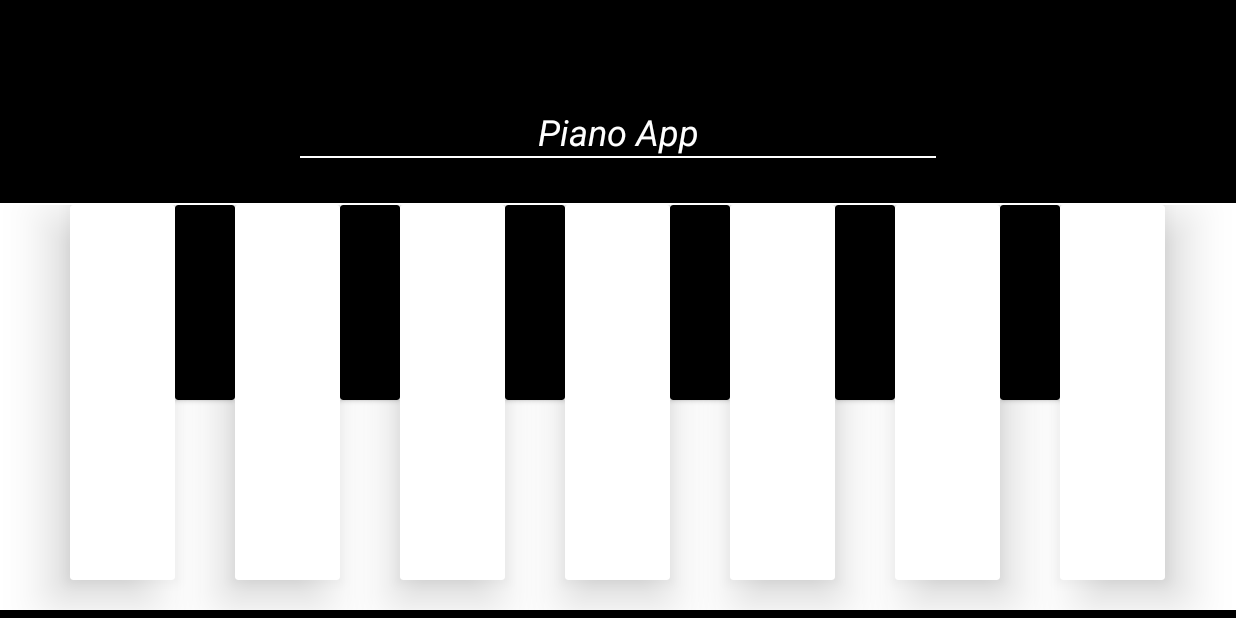
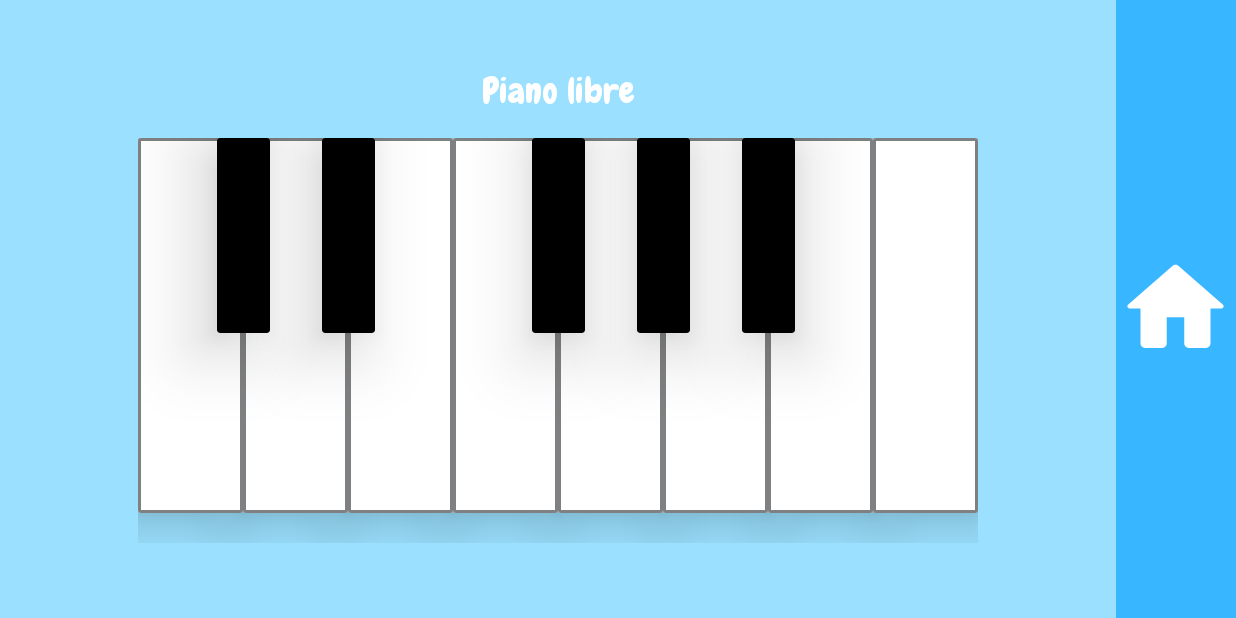
Before and after one commit to Isa2604/Lab.DisMov, an Android app: the Piano screen opened directly, with no data from a screen before it, on a phone screen of 824 x 412 dp (held sideways). Run offline under Robolectric (Android 15) with nearby library versions, the phone set to English and light mode, and no system bars.

Commit message:
Cmabios en juego PIANO

```diff
--- a/app/src/main/java/com/example/playground/Piano.java
+++ b/app/src/main/java/com/example/playground/Piano.java
@@ -15,7 +15,7 @@ public class Piano extends AppCompatActivity {
     MediaPlayer music,music2,music3,music4,music5,music6,music7;
     private SoundPool soundPool;
     private Integer integerSoundIDa,integerSoundIDb,integerSoundIDc,integerSoundIDd,integerSoundIDe,integerSoundIDf,integerSoundIDg,
-            integerSoundBlack,integerSoundBlack2,integerSoundBlack3,integerSoundBlack4,integerSoundBlack5,integerSoundBlack6;
+            integerSoundBlack,integerSoundBlack2,integerSoundBlack3,integerSoundBlack4,integerSoundBlack5,integerSoundBlack6,integerSoundIDh;
     private float floatSpeed = 1.0f;
 
 
@@ -27,13 +27,14 @@ public class Piano extends AppCompatActivity {
 
         SoundPool.Builder builder = new SoundPool.Builder();
         soundPool = builder.build();
-        integerSoundIDa = soundPool.load(this,R.raw.c,1);
-        integerSoundIDb = soundPool.load(this,R.raw.d,1);
-        integerSoundIDc = soundPool.load(this,R.raw.e,1);
-        integerSoundIDd = soundPool.load(this,R.raw.f,1);
-        integerSoundIDe = soundPool.load(this,R.raw.g,1);
-        integerSoundIDf = soundPool.load(this,R.raw.a,1);
-        integerSoundIDg = soundPool.load(this,R.raw.b,1);
+        integerSoundIDa = soundPool.load(this,R.raw.a,1);
+        integerSoundIDb = soundPool.load(this,R.raw.b,1);
+        integerSoundIDc = soundPool.load(this,R.raw.c,1);
+        integerSoundIDd = soundPool.load(this,R.raw.d,1);
+        integerSoundIDe = soundPool.load(this,R.raw.e,1);
+        integerSoundIDf = soundPool.load(this,R.raw.f,1);
+        integerSoundIDg = soundPool.load(this,R.raw.g,1);
+        integerSoundIDh = soundPool.load(this,R.raw.h,1);
         integerSoundBlack = soundPool.load(this,R.raw.a_hash,1);
         integerSoundBlack2 = soundPool.load(this,R.raw.c_hash,1);
         integerSoundBlack3 = soundPool.load(this,R.raw.d_hash,1);
@@ -55,31 +56,33 @@ public class Piano extends AppCompatActivity {
         });
     }
 
-    public void music(View view){
+    public void la(View view){
         soundPool.play(integerSoundIDa,1,1,1,0,floatSpeed);
     }
 
-    public void music2(View view){
+    public void si(View view){
         soundPool.play(integerSoundIDb,1,1,1,0,floatSpeed);
     }
 
-    public void music3(View view){
+    public void ddo(View view){
         soundPool.play(integerSoundIDc,1,1,1,0,floatSpeed);
     }
 
-    public void music4(View view){
+    public void re(View view){
         soundPool.play(integerSoundIDd,1,1,1,0,floatSpeed);
     }
 
-    public void music5(View view){
+    public void mi(View view){
         soundPool.play(integerSoundIDe,1,1,1,0,floatSpeed);
     }
 
-    public void music6(View view){
+    public void fa(View view){
         soundPool.play(integerSoundIDf,1,1,1,0,floatSpeed);
     }
-
-    public void music7(View view){
+    public void dddo(View view){
+        soundPool.play(integerSoundIDh,1,1,1,0,floatSpeed);
+    }
+    public void sol(View view){
         soundPool.play(integerSoundIDg,1,1,1,0,floatSpeed);
     }
 
--- /dev/null
+++ b/app/src/main/res/drawable/key_border_white.xml
@@ -0,0 +1,7 @@
+<shape xmlns:android="http://schemas.android.com/apk/res/android"
+    android:shape="rectangle">
+    <solid android:color="@android:color/transparent" />
+    <stroke
+        android:width="2dp"
+        android:color="@color/gray" /> <!-- Cambia el color y el ancho del borde según lo necesites -->
+</shape>
--- a/app/src/main/res/layout/catbounce_layout.xml
+++ b/app/src/main/res/layout/catbounce_layout.xml
@@ -68,18 +68,18 @@
 
     <View
         android:id="@+id/view2"
-        android:layout_width="wrap_content"
-        android:layout_height="80dp"
+        android:layout_width="match_parent"
+        android:layout_height="56dp"
         android:layout_alignParentBottom="true"
-        android:background="@color/azul_logos"
+        android:background="@color/catbounce_barra"
         app:layout_constraintBottom_toBottomOf="parent"
         app:layout_constraintEnd_toEndOf="parent"
         app:layout_constraintStart_toStartOf="parent" />
 
     <Button
         android:id="@+id/button13"
-        android:layout_width="70dp"
-        android:layout_height="70dp"
+        android:layout_width="57dp"
+        android:layout_height="52dp"
         android:layout_alignParentBottom="true"
         android:layout_centerInParent="true"
         android:background="@drawable/ic_home"
--- a/app/src/main/res/layout/piano_layout.xml
+++ b/app/src/main/res/layout/piano_layout.xml
@@ -1,4 +1,5 @@
 <?xml version="1.0" encoding="utf-8"?>
+
 <LinearLayout
     xmlns:android="http://schemas.android.com/apk/res/android"
     xmlns:app="http://schemas.android.com/apk/res-auto"
@@ -6,150 +7,189 @@
     android:layout_width="match_parent"
     android:layout_height="match_parent"
     android:background="@color/black"
-    android:orientation="vertical"
-    android:gravity="bottom"
+    android:orientation="horizontal"
     tools:context=".MainActivity">
+
+    <LinearLayout
+        android:layout_width="0dp"
+        android:layout_height="match_parent"
+        android:layout_weight="1"
+        android:background="@color/azul_fondo"
+        android:gravity="center"
+        android:orientation="vertical">
 
         <TextView
             android:layout_width="match_parent"
-        android:layout_height="wrap_content"
-        android:text="Piano App"
+            android:layout_height="47dp"
+            android:fontFamily="@font/chewy"
+            android:text="Piano libre"
+            android:textAlignment="center"
             android:textColor="#FFFFFF"
-        android:textStyle="italic"
-        android:textSize="24sp"
-        android:textAlignment="center"
-        />
+            android:textSize="24sp" />
 
-    <View
-        android:layout_width="match_parent"
-        android:layout_height="1dp"
-        android:layout_marginBottom="30dp"
-        android:layout_marginStart="200dp"
-        android:layout_marginEnd="200dp"
-        android:background="@color/white"/>
+        <FrameLayout
+            android:layout_width="560dp"
+            android:layout_height="270dp"
+            android:layout_marginBottom="5dp"
+            android:background="@color/azul_fondo"
+            android:gravity="center"
+            android:orientation="horizontal">
 
-    <View
-        android:layout_width="match_parent"
-        android:layout_height="1dp"
-        android:background="@color/white"/>
+            <androidx.cardview.widget.CardView
+                android:layout_width="35dp"
+                android:layout_height="130dp"
+                android:layout_marginBottom="70dp"
+                android:layout_marginLeft="52.5dp"
+                android:backgroundTint="@color/black"
+                android:onClick="black"
+                app:cardElevation="30dp" />
+            <androidx.cardview.widget.CardView
+                android:layout_width="35dp"
+                android:layout_height="130dp"
+                android:layout_marginBottom="70dp"
+                android:layout_marginLeft="122.5dp"
+                android:backgroundTint="@color/black"
+                android:onClick="black2"
+                app:cardElevation="30dp"/>
 
-    <LinearLayout
-        android:layout_width="match_parent"
-        android:orientation="horizontal"
-        android:gravity="center_horizontal"
-        android:layout_marginBottom="5dp"
-        android:background="@color/white"
-        android:layout_height="270dp">
+            <androidx.cardview.widget.CardView
+                android:layout_width="35dp"
+                android:layout_height="130dp"
+                android:layout_marginBottom="70dp"
+                android:layout_marginLeft="262.5dp"
+                android:backgroundTint="@color/black"
+                android:onClick="black3"
+                app:cardElevation="30dp"/>
+
+            <androidx.cardview.widget.CardView
+                android:layout_width="35dp"
+                android:layout_height="130dp"
+                android:layout_marginBottom="70dp"
+                android:layout_marginLeft="332.5dp"
+                android:backgroundTint="@color/black"
+                android:onClick="black4"
+                app:cardElevation="30dp"/>
+
+            <androidx.cardview.widget.CardView
+                android:layout_width="35dp"
+                android:layout_height="130dp"
+                android:layout_marginBottom="70dp"
+                android:layout_marginLeft="402.5dp"
+                android:backgroundTint="@color/black"
+                android:onClick="black5"
+                app:cardElevation="30dp"/>
+
             <androidx.cardview.widget.CardView
                 android:id="@+id/cardView"
-            android:onClick="music"
-            android:background="@drawable/card_bg"
-            app:cardElevation="20dp"
                 android:layout_width="70dp"
                 android:layout_height="250dp"
-            android:layout_marginBottom="20dp">
-        </androidx.cardview.widget.CardView>
-
-        <androidx.cardview.widget.CardView
-            android:onClick="black"
-            android:layout_width="40dp"
-            android:backgroundTint="@color/black"
-            android:layout_height="130dp"
-            android:layout_marginBottom="70dp" />
+                android:layout_marginTop="0dp"
+                android:layout_marginLeft="0dp"
+                android:layout_marginBottom="20dp"
+                android:background="@color/white"
+                android:onClick="ddo"
+                app:cardElevation="20dp"
+                android:foreground="@drawable/key_border_white"/>
 
             <androidx.cardview.widget.CardView
                 android:id="@+id/cardView2"
                 android:layout_width="70dp"
-            app:cardElevation="20dp"
                 android:layout_height="250dp"
-            android:onClick="music2"
-            android:layout_marginBottom="20dp">
-
-        </androidx.cardview.widget.CardView>
-
-        <androidx.cardview.widget.CardView
-            android:onClick="black2"
-            android:layout_width="40dp"
-            android:layout_height="130dp"
-            android:layout_marginBottom="70dp"
-            android:backgroundTint="@color/black" />
+                android:layout_marginBottom="20dp"
+                android:onClick="re"
+                android:layout_marginLeft="70dp"
+                android:background="@color/white"
+                android:foreground="@drawable/key_border_white"
+                app:cardElevation="20dp"/>
 
             <androidx.cardview.widget.CardView
                 android:id="@+id/cardView3"
                 android:layout_width="70dp"
-            app:cardElevation="20dp"
                 android:layout_height="250dp"
-            android:onClick="music3"
+                android:foreground="@drawable/key_border_white"
                 android:layout_marginBottom="20dp"
-            >
-        </androidx.cardview.widget.CardView>
-
-        <androidx.cardview.widget.CardView
-            android:onClick="black3"
-            android:layout_width="40dp"
-            android:layout_height="130dp"
-            android:layout_marginBottom="70dp"
-            android:backgroundTint="@color/black" />
+                android:onClick="mi"
+                android:layout_marginLeft="140dp"
+                android:background="@color/white"
+                app:cardElevation="20dp"/>
 
             <androidx.cardview.widget.CardView
                 android:id="@+id/cardView4"
                 android:layout_width="70dp"
-            app:cardElevation="20dp"
                 android:layout_height="250dp"
-            android:onClick="music4"
-            android:layout_marginBottom="20dp">
-        </androidx.cardview.widget.CardView>
-
-        <androidx.cardview.widget.CardView
-            android:onClick="black4"
-            android:layout_width="40dp"
-            android:layout_height="130dp"
-            android:layout_marginBottom="70dp"
-            android:backgroundTint="@color/black" />
+                android:layout_marginBottom="20dp"
+                android:onClick="fa"
+                android:layout_marginLeft="210dp"
+                android:foreground="@drawable/key_border_white"
+                android:background="@color/white"
+                app:cardElevation="20dp"/>
 
             <androidx.cardview.widget.CardView
                 android:id="@+id/cardView5"
-            android:onClick="music5"
                 android:layout_width="70dp"
-            app:cardElevation="20dp"
                 android:layout_height="250dp"
-            android:layout_marginBottom="20dp">
-        </androidx.cardview.widget.CardView>
-
-        <androidx.cardview.widget.CardView
-            android:onClick="black5"
-            android:layout_width="40dp"
-            android:backgroundTint="@color/black"
-            android:layout_height="130dp"
-            android:layout_marginBottom="70dp"/>
+                android:layout_marginBottom="20dp"
+                android:onClick="sol"
+                android:layout_marginLeft="280dp"
+                android:background="@color/white"
+                android:foreground="@drawable/key_border_white"
+                app:cardElevation="20dp"/>
 
             <androidx.cardview.widget.CardView
                 android:id="@+id/cardView6"
                 android:layout_width="70dp"
                 android:layout_height="250dp"
-            app:cardElevation="20dp"
-            android:onClick="music6"
-            android:layout_marginBottom="20dp"/>
-        <androidx.cardview.widget.CardView
-            android:onClick="black6"
-            android:layout_width="40dp"
-            android:layout_height="130dp"
-            android:layout_marginBottom="70dp"
-            android:backgroundTint="@color/black" />
+                android:layout_marginBottom="20dp"
+                android:onClick="la"
+                android:layout_marginLeft="350dp"
+                android:background="@color/white"
+                android:foreground="@drawable/key_border_white"
+                app:cardElevation="20dp"/>
 
             <androidx.cardview.widget.CardView
                 android:id="@+id/cardView7"
                 android:layout_width="70dp"
-            app:cardElevation="20dp"
                 android:layout_height="250dp"
-            android:onClick="music7"
-            android:layout_marginBottom="20dp">
+                android:layout_marginBottom="20dp"
+                android:background="@color/white"
+                android:layout_marginLeft="420dp"
+                android:foreground="@drawable/key_border_white"
+                android:onClick="si"
+                app:cardElevation="20dp"/>
+            <androidx.cardview.widget.CardView
+                android:id="@+id/cardView8"
+                android:layout_width="70dp"
+                android:layout_height="250dp"
+                android:layout_marginBottom="20dp"
+                android:background="@color/white"
+                android:layout_marginLeft="490dp"
+                android:foreground="@drawable/key_border_white"
+                android:onClick="dddo"
+                app:cardElevation="20dp"/>
 
-        </androidx.cardview.widget.CardView>
-
+        </FrameLayout>
 
     </LinearLayout>
 
+    <RelativeLayout
+        android:layout_width="wrap_content"
+        android:layout_height="match_parent">
 
+        <View
+            android:id="@+id/view3"
+            android:layout_width="80dp"
+            android:layout_height="match_parent"
+            android:background="@color/barra_piano" />
+
+        <Button
+            android:id="@+id/button14"
+            android:layout_width="70dp"
+            android:layout_height="70dp"
+            android:layout_centerVertical="true"
+            android:layout_centerHorizontal="true"
+            android:background="@drawable/ic_home"
+            app:backgroundTint="@null" />
+
+    </RelativeLayout>
 
 </LinearLayout>
--- a/app/src/main/res/values/colors.xml
+++ b/app/src/main/res/values/colors.xml
@@ -6,5 +6,8 @@
     <color name="azul_logos">#89ABE3</color>
     <color name="cat_bounce">#EFC9FF</color>
     <color name="emotions">#5F70B6</color>
-    <color name="catbounce">#EFC9FF</color>
+    <color name="catbounce_barra">#BE89E3</color>
+    <color name="azul_piano">#9BE1FF</color>
+    <color name="gray">#7F8081</color>
+    <color name="barra_piano">#38B6FF</color>
 </resources>
```
Also changed, not shown: 8 other files. Lines whose indentation alone changed are shown as unchanged.
